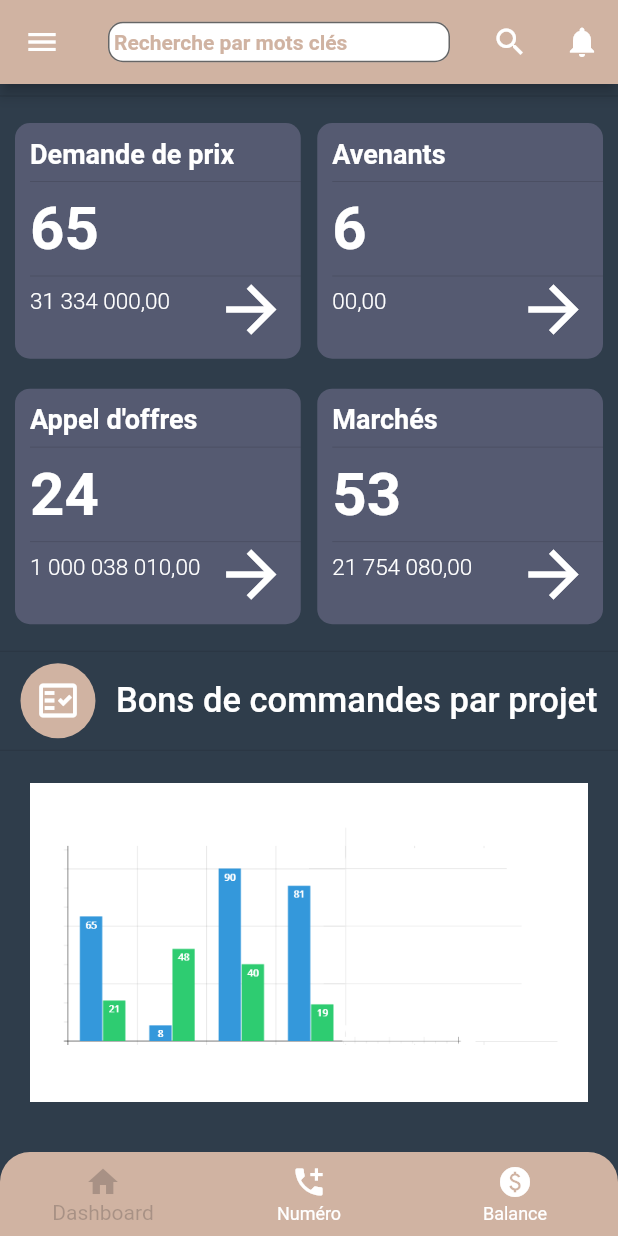
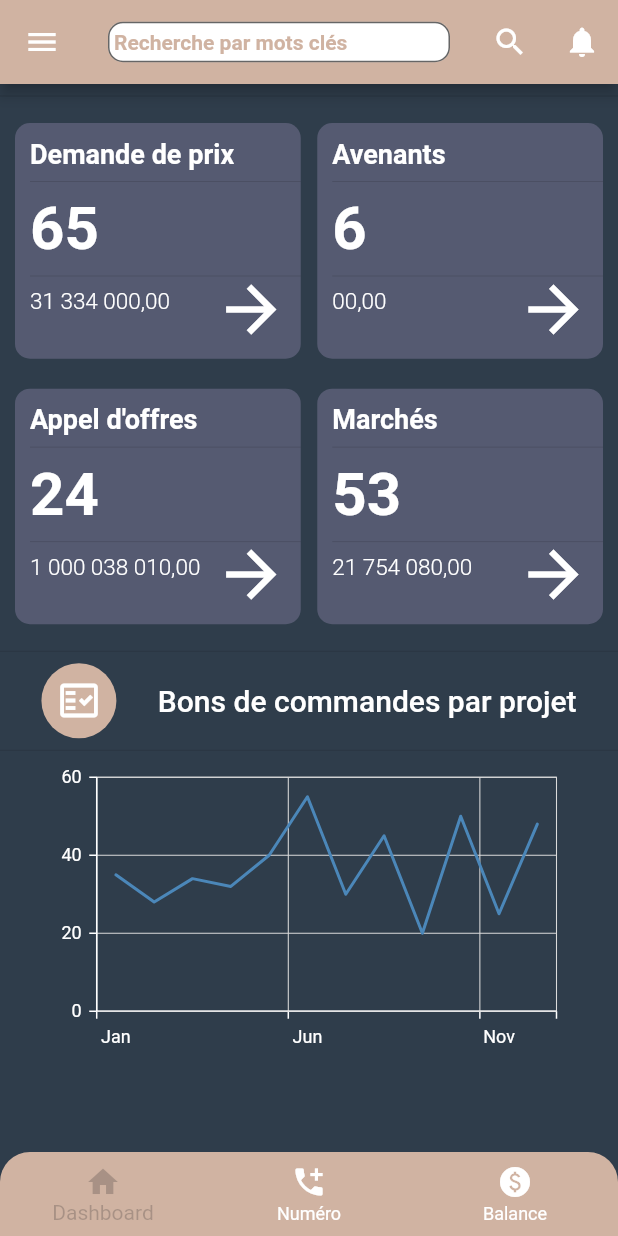
Before and after one commit to akkanour/mobile-application-gestion-achat, a Flutter app: the screen it shows after launch, on a phone screen of 412 x 824 dp. Run offline on Flutter 3.47's test engine with Material 2 defaults, Android fonts, the phone set to English and light mode, and no system bars; our stand-ins replace flutter_slidable, syncfusion_flutter_charts; Roboto replaces fonts that are missing (Barlow Semi Condensed).

Commit message:
update home

```diff
--- a/lib/screens/home.dart
+++ b/lib/screens/home.dart
@@ -1,6 +1,7 @@
 import 'package:flutter/material.dart';
 import 'package:gecimmo_application/screens/sidemenu.dart';
 import 'package:gecimmo_application/screens/validation.dart';
+import 'package:syncfusion_flutter_charts/charts.dart';
 
 class HomePage extends StatefulWidget {
   const HomePage({super.key});
@@ -309,26 +310,67 @@ class _HomePageState extends State<HomePage> {
                 ),
                 Text('Bons de commandes par projet',
                     style: TextStyle(
-                      fontSize: 23,
+                      fontSize: 20,
                       fontWeight: FontWeight.w500,
                       color: Colors.white,
                     )),
               ],
             ),
             const Divider(),
-            Padding(
-              padding: const EdgeInsets.only(left: 20, right: 20),
-              child: Container(
-                height: 240, // Réglez la hauteur du graphique selon vos besoins
-                decoration: BoxDecoration(
-                  borderRadius: BorderRadius.circular(10),
-                  color: const Color.fromARGB(0, 255, 255, 255),
+            Container(
+              height : 200,
+              width: 350,
+            child :
+            SfCartesianChart(
+              primaryXAxis: CategoryAxis(
+                labelStyle: const TextStyle(
+                  color: Colors.white,
                 ),
-                child: Image.asset(
-                  'assets/images/untitled-design-19-1-bg.png',
-                  fit: BoxFit.contain,
+                majorTickLines: const MajorTickLines(
+                  color: Colors.white,
+                ),
+                minorTickLines: const MinorTickLines(
+                  color: Colors.white,
+                ),
+                axisLine: const AxisLine(
+                  color: Colors.white,
                 ),
               ),
+              primaryYAxis: NumericAxis(
+                labelStyle: const TextStyle(
+                  color: Colors.white,
+                ),
+                majorTickLines: const MajorTickLines(
+                  color: Colors.white,
+                ),
+                minorTickLines: const MinorTickLines(
+                  color: Colors.white,
+                ),
+                axisLine: const AxisLine(
+                  color: Colors.white,
+                ),
+              ),
+              series: <ChartSeries>[
+                LineSeries<SalesData, String>(
+                  dataSource: <SalesData>[
+                    SalesData('Jan', 35),
+                    SalesData('Feb', 28),
+                    SalesData('Mar', 34),
+                    SalesData('Apr', 32),
+                    SalesData('May', 40),
+                    SalesData('Jun', 55),
+                    SalesData('Jul', 30),
+                    SalesData('Aug', 45),
+                    SalesData('Sep', 20),
+                    SalesData('Oct', 50),
+                    SalesData('Nov', 25),
+                    SalesData('Dec', 48),
+                  ],
+                  xValueMapper: (SalesData sales, _) => sales.month,
+                  yValueMapper: (SalesData sales, _) => sales.sales,
+                )
+              ],
+            ),
             ),
           ],
         ),
@@ -382,3 +424,8 @@ class _HomePageState extends State<HomePage> {
     );
   }
 }
+class SalesData {
+  SalesData(this.month, this.sales);
+  final String month;
+  final double sales;
+}
```
